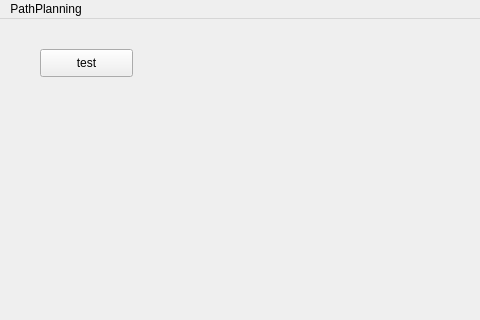
Qt form mainwindow.ui (Nineskycloudout/PathPlanning) before a commit; both pictures show x 0 to 480 and y 0 to 320 of the 1069 by 695 pixel window.
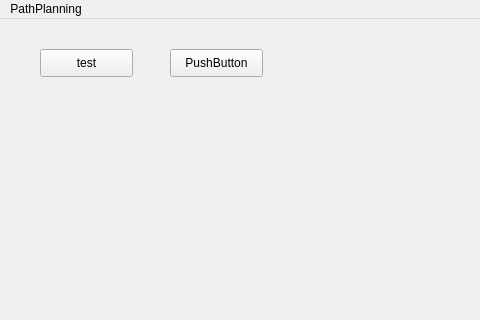
The same form after that commit.

The edit to the form file:
```diff
--- a/mainwindow.ui
+++ b/mainwindow.ui
@@ -37,6 +37,19 @@
      </rect>
     </property>
    </widget>
+   <widget class="QPushButton" name="pushButton_2">
+    <property name="geometry">
+     <rect>
+      <x>170</x>
+      <y>30</y>
+      <width>93</width>
+      <height>28</height>
+     </rect>
+    </property>
+    <property name="text">
+     <string>PushButton</string>
+    </property>
+   </widget>
   </widget>
   <widget class="QMenuBar" name="menubar">
    <property name="geometry">
```
